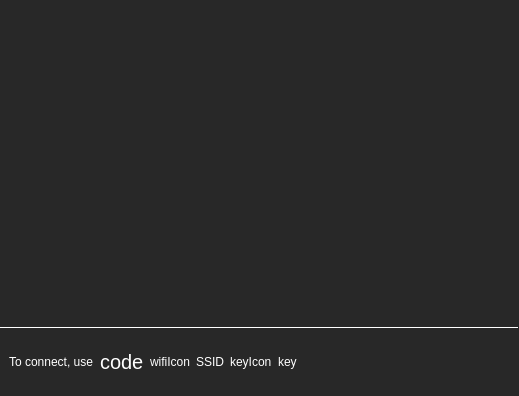
Qt form event/eventmodeshow.ui (theCheeseboard/thephoto) before a commit.
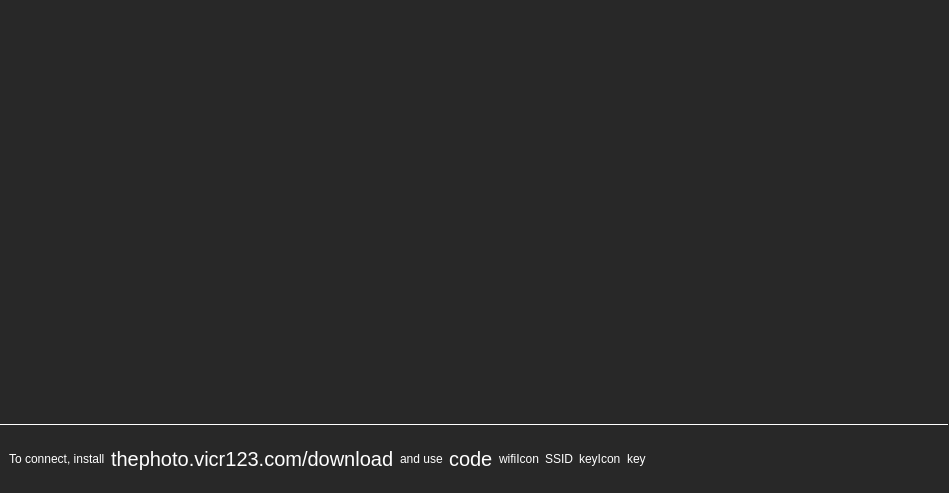
The same form after that commit. The open tabs and pages were chosen to show the change. Icons and pictures are not drawn. Custom widgets are drawn as their Qt base class.

```diff
--- a/event/eventmodeshow.ui
+++ b/event/eventmodeshow.ui
@@ -6,8 +6,8 @@
    <rect>
     <x>0</x>
     <y>0</y>
-    <width>519</width>
-    <height>396</height>
+    <width>949</width>
+    <height>493</height>
    </rect>
   </property>
   <property name="palette">
@@ -58,6 +58,15 @@
        </color>
       </brush>
      </colorrole>
+     <colorrole role="PlaceholderText">
+      <brush brushstyle="NoBrush">
+       <color alpha="128">
+        <red>255</red>
+        <green>255</green>
+        <blue>255</blue>
+       </color>
+      </brush>
+     </colorrole>
     </active>
     <inactive>
      <colorrole role="WindowText">
@@ -105,6 +114,15 @@
        </color>
       </brush>
      </colorrole>
+     <colorrole role="PlaceholderText">
+      <brush brushstyle="NoBrush">
+       <color alpha="128">
+        <red>255</red>
+        <green>255</green>
+        <blue>255</blue>
+       </color>
+      </brush>
+     </colorrole>
     </inactive>
     <disabled>
      <colorrole role="WindowText">
@@ -152,6 +170,15 @@
        </color>
       </brush>
      </colorrole>
+     <colorrole role="PlaceholderText">
+      <brush brushstyle="NoBrush">
+       <color alpha="128">
+        <red>255</red>
+        <green>255</green>
+        <blue>255</blue>
+       </color>
+      </brush>
+     </colorrole>
     </disabled>
    </palette>
   </property>
@@ -288,7 +315,26 @@
          <item>
           <widget class="QLabel" name="label_2">
            <property name="text">
-            <string>To connect, use</string>
+            <string>To connect, install</string>
+           </property>
+          </widget>
+         </item>
+         <item>
+          <widget class="QLabel" name="label">
+           <property name="font">
+            <font>
+             <pointsize>15</pointsize>
+            </font>
+           </property>
+           <property name="text">
+            <string>thephoto.vicr123.com/download</string>
+           </property>
+          </widget>
+         </item>
+         <item>
+          <widget class="QLabel" name="label_3">
+           <property name="text">
+            <string>and use</string>
            </property>
           </widget>
          </item>
@@ -386,7 +432,7 @@
            <rect>
             <x>0</x>
             <y>0</y>
-            <width>187</width>
+            <width>230</width>
             <height>68</height>
            </rect>
           </property>
```
Left out of the diff: 2 changed lines with no effect on the pictures.
